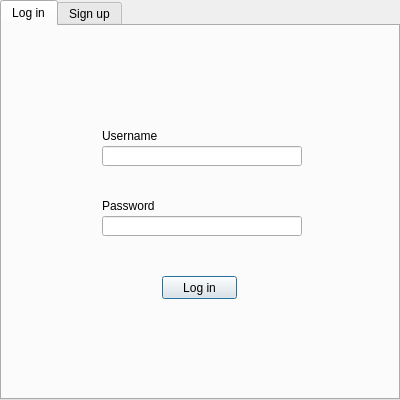
Qt form BaseClient/Source/LoginDialog.ui (WorksAhead/Base) before a commit.
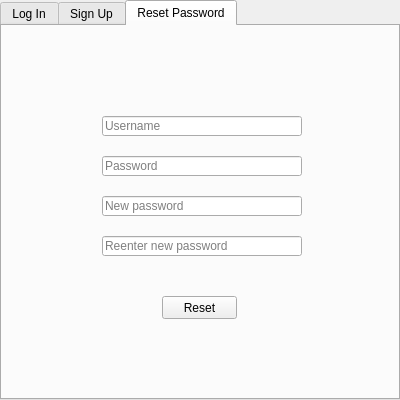
The same form after that commit. The open tabs and pages were chosen to show the change.

The edit to the form file:
```diff
--- a/BaseClient/Source/LoginDialog.ui
+++ b/BaseClient/Source/LoginDialog.ui
@@ -48,13 +48,13 @@
      </property>
      <widget class="QWidget" name="tab">
       <attribute name="title">
-       <string>Log in</string>
+       <string>Log In</string>
       </attribute>
       <widget class="QPushButton" name="loginButton">
        <property name="geometry">
         <rect>
          <x>160</x>
-         <y>250</y>
+         <y>270</y>
          <width>75</width>
          <height>23</height>
         </rect>
@@ -63,32 +63,6 @@
         <string>Log in</string>
        </property>
       </widget>
-      <widget class="QLabel" name="label">
-       <property name="geometry">
-        <rect>
-         <x>100</x>
-         <y>100</y>
-         <width>200</width>
-         <height>20</height>
-        </rect>
-       </property>
-       <property name="text">
-        <string>Username</string>
-       </property>
-      </widget>
-      <widget class="QLabel" name="label_2">
-       <property name="geometry">
-        <rect>
-         <x>100</x>
-         <y>170</y>
-         <width>200</width>
-         <height>20</height>
-        </rect>
-       </property>
-       <property name="text">
-        <string>Password</string>
-       </property>
-      </widget>
       <widget class="QLineEdit" name="loginUsernameEdit">
        <property name="geometry">
         <rect>
@@ -101,12 +75,15 @@
        <property name="maxLength">
         <number>39</number>
        </property>
+       <property name="placeholderText">
+        <string>Username</string>
+       </property>
       </widget>
       <widget class="QLineEdit" name="loginPasswordEdit">
        <property name="geometry">
         <rect>
          <x>100</x>
-         <y>190</y>
+         <y>160</y>
          <width>200</width>
          <height>20</height>
         </rect>
@@ -116,12 +93,41 @@
        </property>
        <property name="echoMode">
         <enum>QLineEdit::Password</enum>
+       </property>
+       <property name="placeholderText">
+        <string>Password</string>
+       </property>
+      </widget>
+      <widget class="QCheckBox" name="rememberUsernameCheckBox">
+       <property name="geometry">
+        <rect>
+         <x>100</x>
+         <y>200</y>
+         <width>201</width>
+         <height>16</height>
+        </rect>
+       </property>
+       <property name="text">
+        <string>Remember Username</string>
+       </property>
+      </widget>
+      <widget class="QCheckBox" name="rememberPasswordCheckBox">
+       <property name="geometry">
+        <rect>
+         <x>100</x>
+         <y>220</y>
+         <width>201</width>
+         <height>16</height>
+        </rect>
+       </property>
+       <property name="text">
+        <string>Remember Password</string>
        </property>
       </widget>
      </widget>
      <widget class="QWidget" name="tab_2">
       <attribute name="title">
-       <string>Sign up</string>
+       <string>Sign Up</string>
       </attribute>
       <widget class="QLabel" name="label_5">
        <property name="geometry">
@@ -221,6 +227,103 @@
        </property>
        <property name="echoMode">
         <enum>QLineEdit::Password</enum>
+       </property>
+       <property name="placeholderText">
+        <string>Reenter password</string>
+       </property>
+      </widget>
+     </widget>
+     <widget class="QWidget" name="tab_3">
+      <attribute name="title">
+       <string>Reset Password</string>
+      </attribute>
+      <widget class="QLineEdit" name="resetNewPasswordEdit2">
+       <property name="geometry">
+        <rect>
+         <x>100</x>
+         <y>210</y>
+         <width>200</width>
+         <height>20</height>
+        </rect>
+       </property>
+       <property name="maxLength">
+        <number>72</number>
+       </property>
+       <property name="echoMode">
+        <enum>QLineEdit::Password</enum>
+       </property>
+       <property name="placeholderText">
+        <string>Reenter new password</string>
+       </property>
+      </widget>
+      <widget class="QPushButton" name="resetButton">
+       <property name="geometry">
+        <rect>
+         <x>160</x>
+         <y>270</y>
+         <width>75</width>
+         <height>23</height>
+        </rect>
+       </property>
+       <property name="text">
+        <string>Reset</string>
+       </property>
+       <property name="autoDefault">
+        <bool>false</bool>
+       </property>
+      </widget>
+      <widget class="QLineEdit" name="resetNewPasswordEdit">
+       <property name="geometry">
+        <rect>
+         <x>100</x>
+         <y>170</y>
+         <width>200</width>
+         <height>20</height>
+        </rect>
+       </property>
+       <property name="maxLength">
+        <number>72</number>
+       </property>
+       <property name="echoMode">
+        <enum>QLineEdit::Password</enum>
+       </property>
+       <property name="placeholderText">
+        <string>New password</string>
+       </property>
+      </widget>
+      <widget class="QLineEdit" name="resetUsernameEdit">
+       <property name="geometry">
+        <rect>
+         <x>100</x>
+         <y>90</y>
+         <width>200</width>
+         <height>20</height>
+        </rect>
+       </property>
+       <property name="maxLength">
+        <number>39</number>
+       </property>
+       <property name="placeholderText">
+        <string>Username</string>
+       </property>
+      </widget>
+      <widget class="QLineEdit" name="resetPasswordEdit">
+       <property name="geometry">
+        <rect>
+         <x>100</x>
+         <y>130</y>
+         <width>200</width>
+         <height>20</height>
+        </rect>
+       </property>
+       <property name="maxLength">
+        <number>72</number>
+       </property>
+       <property name="echoMode">
+        <enum>QLineEdit::Password</enum>
+       </property>
+       <property name="placeholderText">
+        <string>Password</string>
        </property>
       </widget>
      </widget>
```
Left out of the diff: 52 changed lines with no effect on the pictures.
